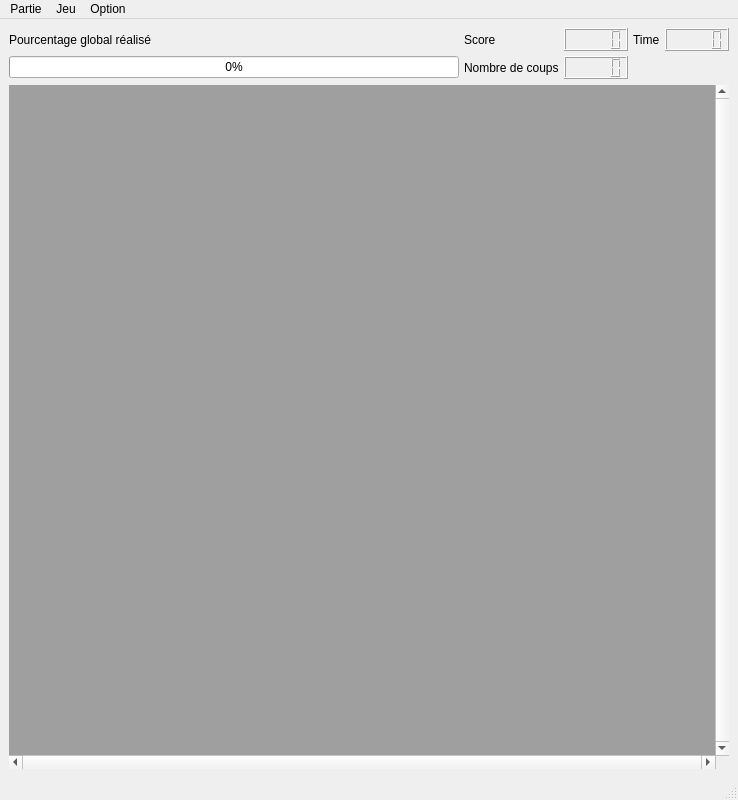
This is SNOTRA/Game.ui in SNOTRAProject/snotra as Qt 5 draws it before an edit. The edited form follows.
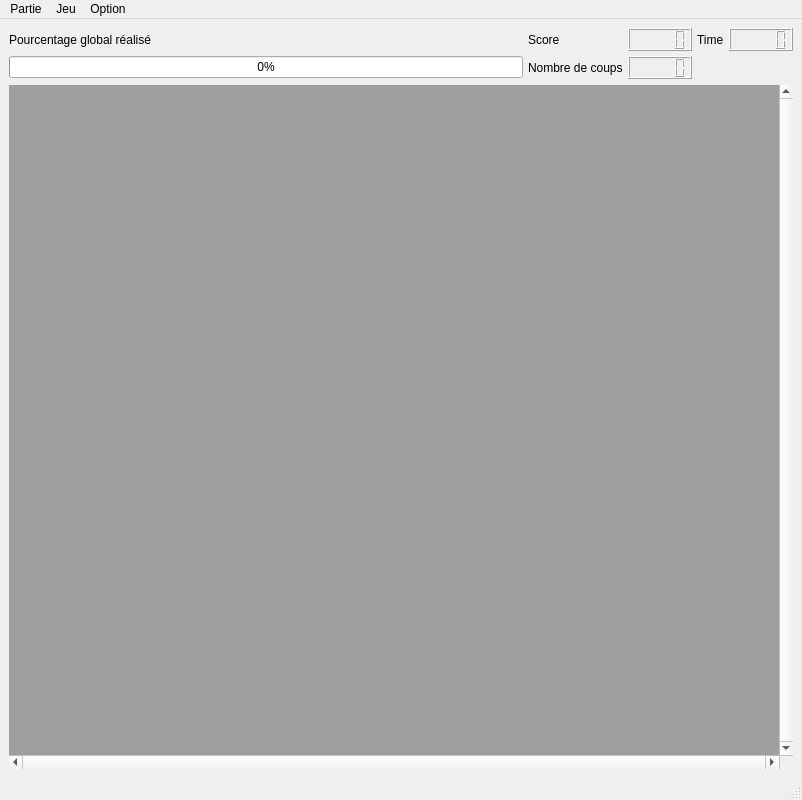
This is the edited form.

Diff of the .ui file:
```diff
--- a/SNOTRA/Game.ui
+++ b/SNOTRA/Game.ui
@@ -6,7 +6,7 @@
    <rect>
     <x>0</x>
     <y>0</y>
-    <width>738</width>
+    <width>802</width>
     <height>800</height>
    </rect>
   </property>
@@ -105,7 +105,7 @@
     <rect>
      <x>0</x>
      <y>0</y>
-     <width>738</width>
+     <width>802</width>
      <height>25</height>
     </rect>
    </property>
```
